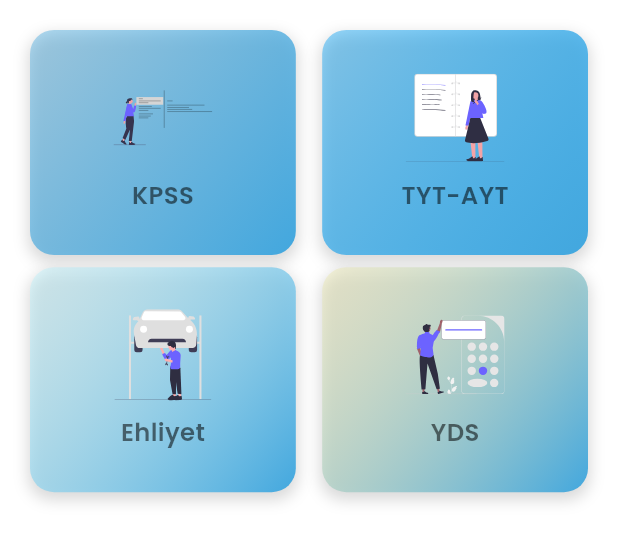
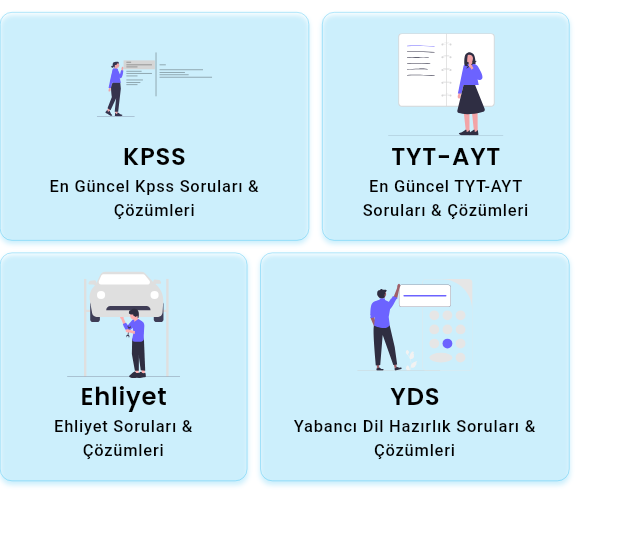
Before and after one commit to yekkaplan/sorubank, a Flutter app: the CustomButtonRow widget shown alone on an empty page, opened directly, on a phone screen of 412 x 824 dp. Shown: the top 542 px of the screen. Run offline on Flutter 3.47's test engine with Material 3 defaults, Android fonts, the phone set to English and light mode, and no system bars; our stand-ins replace awesome_notifications, dio, firebase_core, firebase_messaging, flutter_screenutil, flutter_svg and 6 more; accounts and stored records are empty; network calls fail; project files that could hold a hidden picture were left out.

Commit message:
style: update theme colors and improve layout spacing

```diff
--- a/lib/app/modules/home/views/home_view.dart
+++ b/lib/app/modules/home/views/home_view.dart
@@ -39,7 +39,7 @@ class HomeView extends GetView<HomeController> {
                     children: [
                       CustomButtonRow(),
                       Padding(
-                        padding: EdgeInsets.symmetric(horizontal: 20.w),
+                        padding: EdgeInsets.symmetric(horizontal: 16.w),
                         child: Row(
                           crossAxisAlignment: CrossAxisAlignment.center,
                           children: [
@@ -62,12 +62,12 @@ class HomeView extends GetView<HomeController> {
                           ],
                         ),
                       ),
-                      20.verticalSpace,
+                      8.verticalSpace,
                       Padding(
                         padding: EdgeInsets.symmetric(horizontal: 20.w),
                         child: DataGrid(),
                       ),
-                      20.verticalSpace,
+                      8.verticalSpace,
                       EmployeesList(),
                     ],
                   ),
--- a/lib/app/modules/home/views/question_solve.dart
+++ b/lib/app/modules/home/views/question_solve.dart
@@ -4,11 +4,10 @@ import 'package:get/get.dart';
 
 import '../controllers/home_controller.dart';
 
-// Veri modelini oluşturun
 class Question {
   final String questionText;
   final List<Option> options;
-  int selectedOptionIndex = -1; // Seçilen opsiyonun indeksini takip et
+  int selectedOptionIndex = -1;
 
   Question({required this.questionText, required this.options});
 }
@@ -24,13 +23,11 @@ class QuestionSolvePage extends GetView<HomeController> {
 
   @override
   Widget build(BuildContext context) {
-    // Mock veri
     String currentTest = 'KPSS 2023';
     String currentSubject = 'Matematik';
     int currentQuestionIndex = 3;
     int totalQuestions = 10;
 
-    // Soru ve seçenekler
     Question question = Question(
       questionText:
           '$currentQuestionIndex. Aşağıdaki seçeneklerden hangisi doğru cevaptır?',
@@ -64,7 +61,6 @@ class QuestionSolvePage extends GetView<HomeController> {
                 ),
               ),
               SizedBox(height: 20.h),
-              // Soru Metni
               Text(
                 question.questionText,
                 style: TextStyle(
@@ -74,7 +70,6 @@ class QuestionSolvePage extends GetView<HomeController> {
                 ),
               ),
               SizedBox(height: 20.h),
-              // Seçenekler
               ListView.builder(
                 shrinkWrap: true,
                 physics: NeverScrollableScrollPhysics(),
@@ -84,20 +79,17 @@ class QuestionSolvePage extends GetView<HomeController> {
                     optionText: question.options[index].text,
                     isSelected: question.selectedOptionIndex == index,
                     onSelected: () {
-                      question.selectedOptionIndex = index; // Seçim güncelle
-                      // Ekranı yeniden oluştur
+                      question.selectedOptionIndex = index;
                       (context as Element).markNeedsBuild();
                     },
                   );
                 },
               ),
               SizedBox(height: 30.h),
-              // Navigasyon Butonları
               SizedBox(
                 width: Get.size.width,
                 child: ElevatedButton(
                   onPressed: () {
-                    // Cevap kontrolünü burada yap
                     ScaffoldMessenger.of(context).showSnackBar(
                       SnackBar(
                         content: Text('Doğru cevabı seçtiniz!'),
@@ -121,9 +113,7 @@ class QuestionSolvePage extends GetView<HomeController> {
                 children: [
                   Expanded(
                     child: ElevatedButton(
-                      onPressed: () {
-                        // Önceki soruya geçiş işlemi
-                      },
+                      onPressed: () {},
                       style: ElevatedButton.styleFrom(
                         backgroundColor: Colors.grey,
                         padding: EdgeInsets.symmetric(vertical: 12.h),
@@ -137,9 +127,7 @@ class QuestionSolvePage extends GetView<HomeController> {
                   SizedBox(width: 10.w),
                   Expanded(
                     child: ElevatedButton(
-                      onPressed: () {
-                        // Sonraki soruya geçiş işlemi
-                      },
+                      onPressed: () {},
                       style: ElevatedButton.styleFrom(
                         backgroundColor: Theme.of(context).primaryColor,
                         padding: EdgeInsets.symmetric(vertical: 12.h),
@@ -160,11 +148,10 @@ class QuestionSolvePage extends GetView<HomeController> {
   }
 }
 
-// Seçenekler için özel bir widget
 class OptionTile extends StatelessWidget {
   final String optionText;
   final bool isSelected;
-  final VoidCallback onSelected; // Seçim için geri dönüş
+  final VoidCallback onSelected;
 
   const OptionTile({
     required this.optionText,
@@ -176,7 +163,7 @@ class OptionTile extends StatelessWidget {
   @override
   Widget build(BuildContext context) {
     return GestureDetector(
-      onTap: onSelected, // Seçim işlemi
+      onTap: onSelected,
       child: Container(
         margin: EdgeInsets.symmetric(vertical: 8.h),
         padding: EdgeInsets.all(12.w),
--- a/lib/app/modules/home/views/widgets/header.dart
+++ b/lib/app/modules/home/views/widgets/header.dart
@@ -18,7 +18,7 @@ class Header extends StatelessWidget {
       height: 110.h,
       width: double.infinity,
       decoration: BoxDecoration(
-        color: theme.primaryColor,
+        color: theme.appBarTheme.backgroundColor,
       ),
       child: Stack(
         fit: StackFit.expand,
--- a/lib/app/modules/home/views/widgets/lecture_list.dart
+++ b/lib/app/modules/home/views/widgets/lecture_list.dart
@@ -71,7 +71,6 @@ class EmployeesList extends StatelessWidget {
               return Container(
                 margin: EdgeInsets.zero,
                 padding: EdgeInsets.symmetric(horizontal: 20.h, vertical: 13.h),
-                // border only from top and bottom
                 decoration: BoxDecoration(
                     color: employeeItemTheme?.backgroundColor,
                     border: Border(
--- a/lib/app/modules/home/views/widgets/main_row_buttons.dart
+++ b/lib/app/modules/home/views/widgets/main_row_buttons.dart
@@ -5,108 +5,65 @@ import 'package:get/get.dart';
 import 'package:getx_skeleton/app/routes/app_pages.dart';
 
 class CustomButtonRow extends StatelessWidget {
+  const CustomButtonRow({Key? key}) : super(key: key);
+
   @override
   Widget build(BuildContext context) {
-    final isDarkMode = Theme.of(context).brightness == Brightness.dark;
-
-    // Colors for the buttons
-    final buttonColors = [
-      isDarkMode ? Color(0xFF34495E) : Color(0xFF42A7DE),
-      isDarkMode ? Color(0xFF2C3E50) : Color(0xFF009FF5),
-      isDarkMode ? Color(0xFF34495E) : Color(0xFFBBF1FA),
-      isDarkMode ? Color(0xFF2C3E50) : Color(0xFFEEE8A9),
-    ];
-
-    final textColor = isDarkMode ? Colors.white : Colors.black54;
-
-    return Container(
-      padding: EdgeInsets.symmetric(horizontal: 20, vertical: 20),
-      child: Column(
+    return Padding(
+      padding: EdgeInsets.only(top: 8.h, bottom: 8), // Add spacing from the top
+      child: Wrap(
+        spacing: 8.w, // Proportional spacing
+        runSpacing: 8.h, // Proportional runSpacing
         children: [
-          Row(
-            mainAxisAlignment: MainAxisAlignment.spaceBetween,
-            children: [
-              _buildButton(
-                onTap: () {
-                  Get.toNamed(Routes.CONTENT_PAGE);
-                },
-                backgroundColor: buttonColors[0],
+          _buildButton(_ButtonConfig(
+            onTap: () => Get.toNamed(Routes.CONTENT_PAGE),
+            subLabel: 'En Güncel Kpss Soruları & Çözümleri',
             iconPath: 'assets/vectors/note.svg',
             label: 'KPSS',
-                textColor: textColor,
-              ),
-              SizedBox(width: 16.w),
-              _buildButton(
-                onTap: () {
-                  Get.toNamed(Routes.TESTLIST);
-                },
-                backgroundColor: buttonColors[1],
+            width: 0.5.sw, // Proportional width
+          )),
+          _buildButton(_ButtonConfig(
+            onTap: () => Get.toNamed(Routes.TESTLIST),
             iconPath: 'assets/vectors/open_note.svg',
+            subLabel: 'En Güncel TYT-AYT Soruları & Çözümleri',
             label: 'TYT-AYT',
-                textColor: textColor,
-              ),
-            ],
-          ),
-          SizedBox(height: 8.h),
-          Row(
-            mainAxisAlignment: MainAxisAlignment.spaceBetween,
-            children: [
-              _buildButton(
-                onTap: () {
-                  // Action for third button
-                },
-                backgroundColor: buttonColors[2],
+            width: 0.4.sw,
+          )),
+          _buildButton(_ButtonConfig(
+            onTap: () {},
             iconPath: 'assets/vectors/car.svg',
+            subLabel: 'Ehliyet Soruları & Çözümleri',
             label: 'Ehliyet',
-                textColor: textColor,
-              ),
-              SizedBox(width: 16.w),
-              _buildButton(
-                onTap: () {
-                  Get.toNamed(Routes.TESTLIST);
-                },
-                backgroundColor: buttonColors[3],
+            width: 0.4.sw,
+          )),
+          _buildButton(_ButtonConfig(
+            onTap: () => Get.toNamed(Routes.TESTLIST),
             iconPath: 'assets/vectors/yds.svg',
+            subLabel: 'Yabancı Dil Hazırlık Soruları & Çözümleri',
             label: 'YDS',
-                textColor: textColor,
-              ),
-            ],
-          ),
+            width: 0.5.sw,
+          )),
         ],
       ),
     );
   }
 
-  // Helper method to build buttons
-  Widget _buildButton({
-    required VoidCallback onTap,
-    required Color backgroundColor,
-    required String iconPath,
-    required String label,
-    required Color textColor,
-  }) {
-    return Expanded(
-      flex: 1,
-      child: GestureDetector(
-        onTap: onTap,
+  Widget _buildButton(_ButtonConfig config) {
+    return GestureDetector(
+      onTap: config.onTap,
       child: Container(
-          height: 150,
+        padding: EdgeInsets.all(8.w),
+        width: config.width,
+        height: 150.h,
         decoration: BoxDecoration(
-            gradient: LinearGradient(
-              colors: [
-                backgroundColor.withOpacity(0.4),
-                Get.theme.primaryColor,
-              ],
-              begin: Alignment.topLeft,
-              end: Alignment.bottomRight,
-            ),
-            borderRadius: BorderRadius.circular(16),
+          color: Get.theme.cardTheme.color,
+          border: Border.all(color: Get.theme.primaryColor, width: 0.2),
+          borderRadius: BorderRadius.circular(8),
           boxShadow: [
             BoxShadow(
-                color: Colors.black.withOpacity(0.15),
-                spreadRadius: 1,
-                blurRadius: 8,
-                offset: Offset(0, 4),
+              color: Get.theme.primaryColor.withOpacity(0.2),
+              blurRadius: 2,
+              offset: Offset(0, 2),
             ),
           ],
         ),
@@ -115,24 +72,36 @@ class CustomButtonRow extends StatelessWidget {
           crossAxisAlignment: CrossAxisAlignment.center,
           children: [
             SvgPicture.asset(
-                iconPath,
-                height: 60.h,
-                width: 60.w,
+              config.iconPath,
+              height: 70.h,
+              width: 70.w,
               fit: BoxFit.contain,
             ),
-              SizedBox(height: 10.h),
+            Text(config.label, style: Get.theme.textTheme.bodyLarge),
             Text(
-                label,
-                style: TextStyle(
-                  fontSize: 16.sp,
-                  fontWeight: FontWeight.w600,
-                  color: textColor,
-                ),
+              config.subLabel,
+              style: Get.theme.textTheme.labelSmall,
+              textAlign: TextAlign.center,
             ),
           ],
-          ),
         ),
       ),
     );
   }
 }
+
+class _ButtonConfig {
+  final VoidCallback onTap;
+  final String iconPath;
+  final String label;
+  final String subLabel;
+  final double width;
+
+  _ButtonConfig({
+    required this.onTap,
+    required this.iconPath,
+    required this.label,
+    required this.subLabel,
+    required this.width,
+  });
+}
--- a/lib/config/theme/dark_theme_colors.dart
+++ b/lib/config/theme/dark_theme_colors.dart
@@ -1,13 +1,12 @@
 import 'package:flutter/material.dart';
 
 // TODO add your dark theme colors palette
-class DarkThemeColors
-{
+class DarkThemeColors {
   // PRIMARY
-  static const Color primaryColor = Color(0xFFFF8C00);
+  static const Color primaryColor = Colors.black54;
 
   // SECONDARY
-  static Color accentColor = Colors.blueAccent;
+  static Color accentColor = Color(0xFF00395d);
 
   //Appbar
   static const Color appbarColor = Colors.black;
@@ -31,7 +30,7 @@ class DarkThemeColors
   //TEXT
   static const Color bodyTextColor = Colors.white70;
   static const Color displayTextColor = Colors.white;
-  static const Color bodySmallTextColor =  Color(0xff7C7C7C);
+  static const Color bodySmallTextColor = Color(0xff7C7C7C);
   static const Color hintTextColor = Color(0xff686868);
 
   //chip
@@ -56,5 +55,4 @@ class DarkThemeColors
   static const Color employeeListItemNameColor = Colors.white;
   static const Color employeeListItemSubtitleColor = Color(0xFFEDEDED);
   static const Color employeeListItemIconsColor = Color(0xFFEDEDED);
-
 }
--- a/lib/config/theme/light_theme_colors.dart
+++ b/lib/config/theme/light_theme_colors.dart
@@ -1,10 +1,9 @@
 import 'package:flutter/material.dart';
 
 // TODO add your light theme colors palette
-class LightThemeColors
-{
+class LightThemeColors {
   // PRIMARY
-  static const Color primaryColor = Color(0xFF42A7DE);
+  static const Color primaryColor = Color(0xFF00aeef);
 
   // SECONDARY COLOR
   static const Color accentColor = Color(0xFFD9EDE1);
@@ -32,7 +31,7 @@ class LightThemeColors
   static const Color bodyTextColor = Colors.black;
   static const Color displayTextColor = Color(0xFF1E2432);
   static const Color bodySmallTextColor = Color(0xff7C7C7C);
-  static const Color hintTextColor =  Color(0xff686868);
+  static const Color hintTextColor = Color(0xff686868);
 
   //chip
   static const Color chipBackground = primaryColor;
```
Lines whose indentation alone changed are shown as unchanged.
